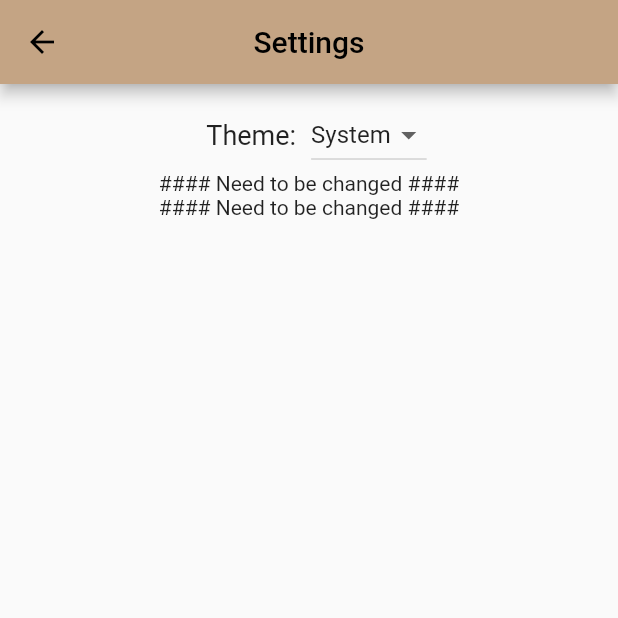
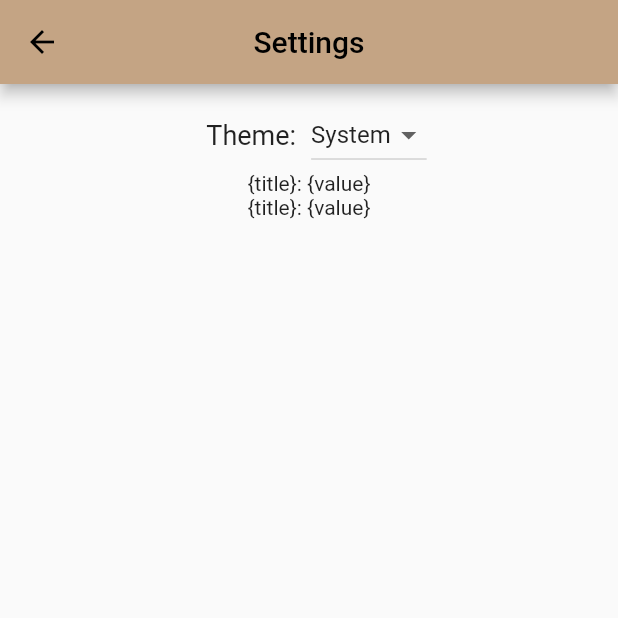
Before and after one commit to ettibo/flutter-clean-archi, a Flutter app: the screen it shows after launch, item 3 of the bottom bar chosen, after a tap on the "settings" icon, on a phone screen of 412 x 824 dp, the top half of it. Run offline on Flutter 3.47's test engine with Material 2 defaults, Android fonts, the phone set to English and light mode, and no system bars; our stand-ins replace adaptive_theme, dio, easy_localization, firebase_core, firebase_remote_config, flutter_map and 6 more; missing offline and left inert: flutter_map_location_marker, flutter_map_marker_cluster, positioned_tap_detector_2; accounts and stored records are empty; generated files the repository leaves out were written again; network calls fail; statements that could not run were skipped.

Commit message:
End to implement LocaleKeys with params

```diff
--- a/lib/screens/bmi/bmi_screen.dart
+++ b/lib/screens/bmi/bmi_screen.dart
@@ -91,20 +91,24 @@ class _BmiScreenState extends State<BmiScreen> {
               controller: viewModel.txtHeightController,
               onChanged: viewModel.setHeight,
               onSubmitted: (_) => viewModel.weightFocusNode.requestFocus(),
-                hintText: '#### Need to be changed ####'
-                // hintText: context.localized.hintBmiTextField(
-                //     context.localized.height.toLowerCase(),
-                //     viewModel.getHeightUnitHint(context)),
+              hintText: LocaleKeys.hintBmiTextField.tr(
+                args: [
+                  LocaleKeys.height.tr().toLowerCase(),
+                  viewModel.getHeightUnitHint(context)
+                ],
+              ),
             ),
             // Weight TextField
             getTextField(
               controller: viewModel.txtWeightController,
               onChanged: viewModel.setWeight,
               focusNode: viewModel.weightFocusNode,
-                hintText: '#### Need to be changed ####'
-                // hintText: context.localized.hintBmiTextField(
-                //     context.localized.weight.toLowerCase(),
-                //     viewModel.getWeightUnitHint(context)),
+              hintText: LocaleKeys.hintBmiTextField.tr(
+                args: [
+                  LocaleKeys.weight.tr().toLowerCase(),
+                  viewModel.getWeightUnitHint(context),
+                ],
+              ),
             ),
             Padding(
               padding: const EdgeInsets.all(10),
--- a/lib/screens/bmi/bmi_view_model.dart
+++ b/lib/screens/bmi/bmi_view_model.dart
@@ -115,8 +115,7 @@ abstract class BmiViewModelBase with Store, ViewModel {
       case ErrorBMI.nullFields:
         return LocaleKeys.bmiErrorNull.tr();
       case ErrorBMI.noError:
-        return '#### Need to be changed ####';
-      // return context.localized.bmiResult(_bmi.toStringAsFixed(2));
+        return LocaleKeys.bmiResult.tr(args: [_bmi.toStringAsFixed(2)]);
     }
   }
 
--- a/lib/screens/settings/settings_screen.dart
+++ b/lib/screens/settings/settings_screen.dart
@@ -66,18 +66,23 @@ class _SettingsScreenState extends State<SettingsScreen> {
               Row(
                 mainAxisAlignment: MainAxisAlignment.center,
                 children: [
-                  Text("#### Need to be changed ####")
-                  // Text(context.localized.titleLabel(
-                  //     viewModel.getLabelChangeLanguage(),
-                  //     viewModel.getCurrentLocale()))
+                  Text(
+                    LocaleKeys.titleLabel.tr(
+                      args: [
+                        viewModel.getLabelChangeLanguage(),
+                        viewModel.getCurrentLocale()
+                      ],
+                    ),
+                  ),
                 ],
               ),
               Row(
                 mainAxisAlignment: MainAxisAlignment.center,
                 children: [
-                  Text("#### Need to be changed ####")
-                  // Text(context.localized
-                  //     .titleLabel("App config", viewModel.getStringExample()))
+                  Text(
+                    LocaleKeys.titleLabel
+                        .tr(args: ["App config", viewModel.getStringExample()]),
+                  ),
                 ],
               )
             ],
--- a/lib/screens/tree_detail/tree_info.dart
+++ b/lib/screens/tree_detail/tree_info.dart
@@ -9,12 +9,12 @@ Widget rowTreeInfo(
         required String title,
         required String value,
         String? unit}) =>
-    const Padding(
-      padding: EdgeInsets.all(10),
-      child: Text("#### Need to be changed ####"),
-      // child: Text(context.localized.titleLabel(
-      //     title.toTitleCase(),
-      //     unit != null
-      //         ? context.localized.valueWithUnit(value, unit)
-      //         : value.toTitleCase())),
+    Padding(
+      padding: const EdgeInsets.all(10),
+      child: Text(LocaleKeys.titleLabel.tr(args: [
+        title.toTitleCase(),
+        unit != null
+            ? LocaleKeys.valueWithUnit.tr(args: [value, unit])
+            : value.toTitleCase()
+      ])),
     );
```
Also changed, not shown: assets/translations/en.json (+4 -4 lines), assets/translations/es.json (+4 -4 lines), assets/translations/fr.json (+4 -4 lines), lib/screens/map/widgets/markers/tree_marker_popup.dart (+8 -3 lines). Lines whose indentation alone changed are shown as unchanged.
